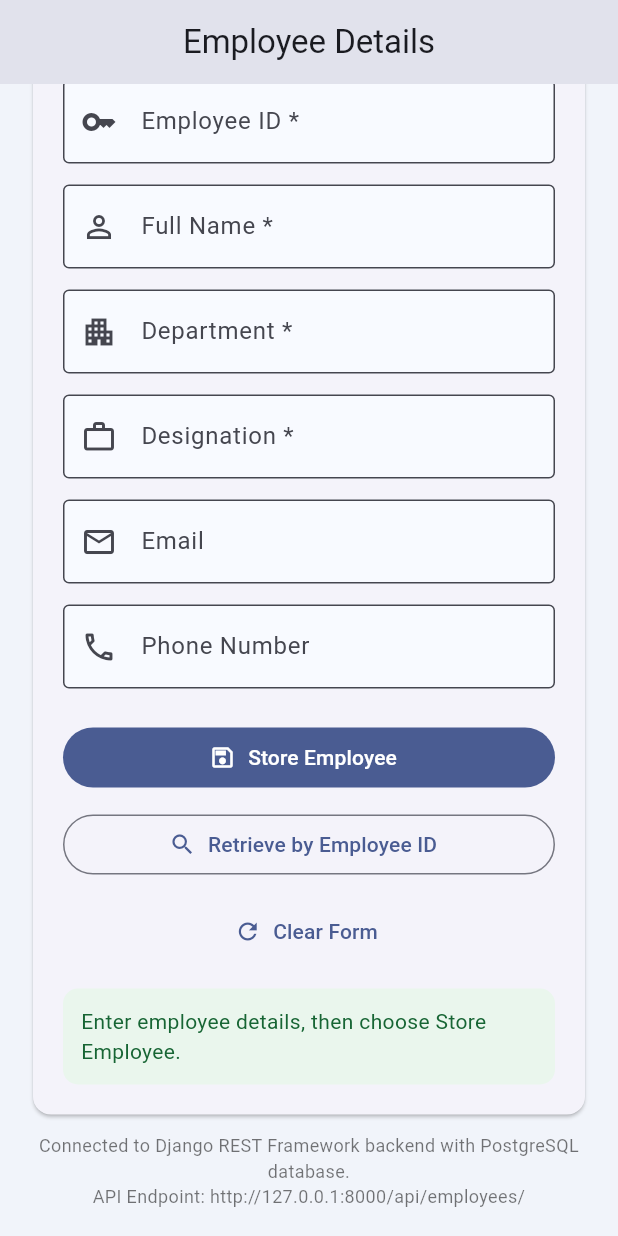
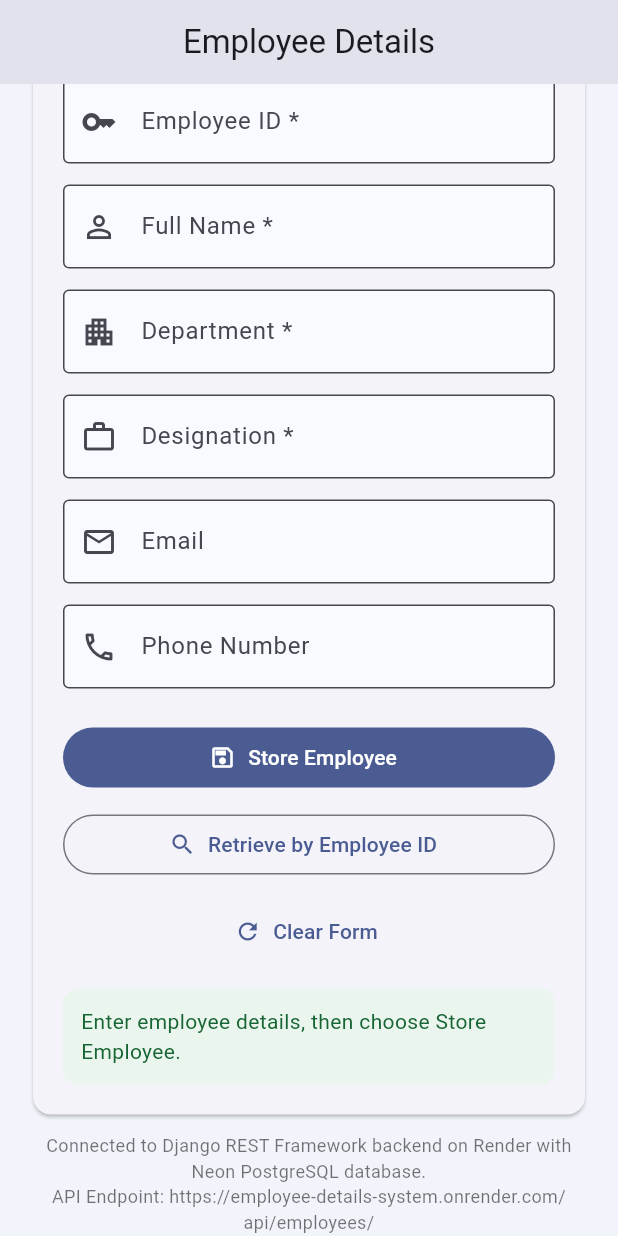
Before and after one commit to ramdenimanojkumar/employee_details_system, a Flutter app: the screen it shows after launch, scrolled down 175 dp, on a phone screen of 412 x 824 dp. Run offline on Flutter 3.47's test engine with Material 3 defaults, Android fonts, the phone set to English and light mode, and no system bars.

Commit message:
Connect frontend to live Render backend and add GitHub Actions Pages deployment

```diff
--- a/employee_details_system/lib/main.dart
+++ b/employee_details_system/lib/main.dart
@@ -3,10 +3,8 @@ import 'dart:convert';
 import 'package:flutter/material.dart';
 import 'package:http/http.dart' as http;
 
-// Django REST Framework Backend URL
-// - Local development: 'http://127.0.0.1:8000/api/employees/'
-// - Live deployed URL (Render): replace with 'https://<your-service-name>.onrender.com/api/employees/'
-const String backendApiUrl = 'http://127.0.0.1:8000/api/employees/';
+// Django REST Framework Backend URL (Render Cloud Production)
+const String backendApiUrl = 'https://employee-details-system.onrender.com/api/employees/';
 
 void main() {
   runApp(const EmployeeDetailsApp());
@@ -383,8 +381,8 @@ class _EmployeeFormPageState extends State<EmployeeFormPage> {
                 const Padding(
                   padding: EdgeInsets.symmetric(horizontal: 8),
                   child: Text(
-                    'Connected to Django REST Framework backend with PostgreSQL database.\n'
-                    'API Endpoint: http://127.0.0.1:8000/api/employees/',
+                    'Connected to Django REST Framework backend on Render with Neon PostgreSQL database.\n'
+                    'API Endpoint: https://employee-details-system.onrender.com/api/employees/',
                     textAlign: TextAlign.center,
                     style: TextStyle(color: Colors.black54, fontSize: 12),
                   ),
```
Also changed, not shown: 1 other file.
